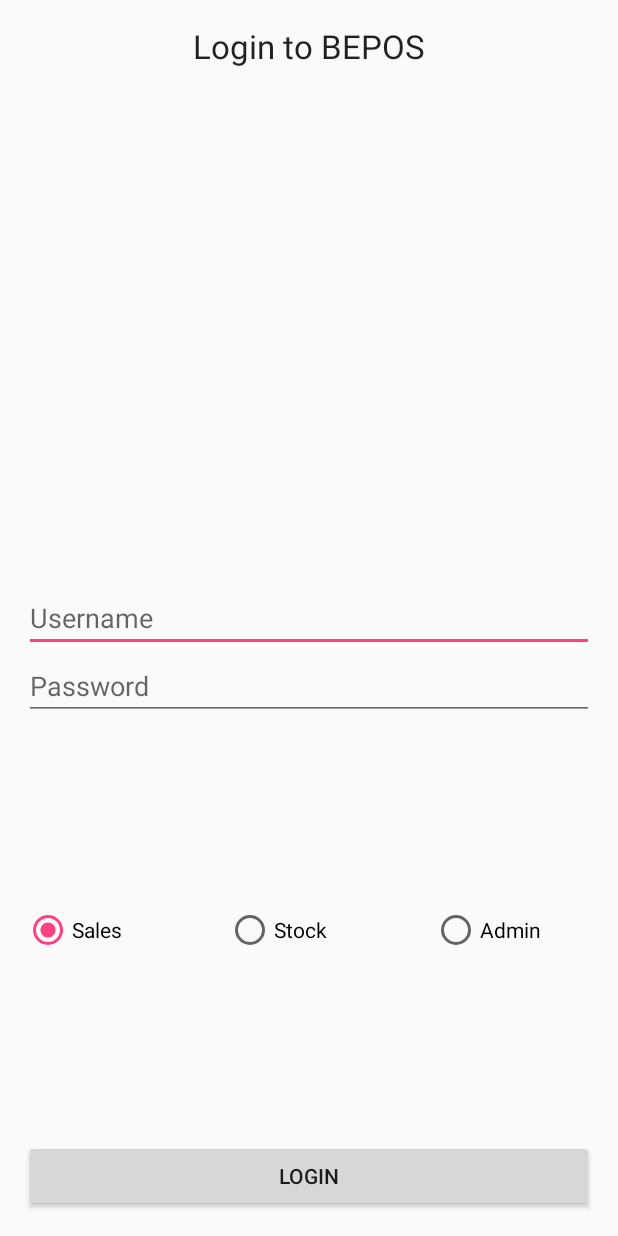
After one commit to mattr51/BookEPOS, an Android app: the layout login.xml on its own in the app's theme, with its tools: preview values and no code run, on a phone screen of 412 x 824 dp. The commit adds this screen. Run offline under Robolectric (Android 15) with nearby library versions, the phone set to English and light mode, and no system bars.

Commit message:
added login screen basic

```diff
--- /dev/null
+++ b/app/src/main/res/layout/login.xml
@@ -0,0 +1,97 @@
+<?xml version="1.0" encoding="utf-8"?>
+<RelativeLayout xmlns:android="http://schemas.android.com/apk/res/android"
+    xmlns:tools="http://schemas.android.com/tools" android:layout_width="match_parent"
+    android:layout_height="match_parent" android:paddingLeft="@dimen/activity_horizontal_margin"
+    android:paddingRight="@dimen/activity_horizontal_margin"
+    android:paddingTop="@dimen/activity_vertical_margin"
+    android:paddingBottom="@dimen/activity_vertical_margin" tools:context=".Main">
+
+    <RadioGroup
+        android:layout_width="match_parent"
+        android:layout_height="match_parent"
+        android:layout_below="@+id/main_password"
+        android:orientation="horizontal"
+        android:layout_alignParentRight="true"
+        android:layout_alignParentEnd="true"
+        android:layout_above="@+id/main_login"
+        android:weightSum="1">
+
+        <RadioButton
+            android:layout_width="wrap_content"
+            android:layout_height="wrap_content"
+            android:text="Sales"
+            android:id="@+id/radioSales"
+            android:layout_gravity="center|left"
+            android:layout_above="@+id/main_login"
+            android:checked="true"
+        android:layout_weight="0.4" />
+
+
+        <RadioButton
+            android:layout_width="wrap_content"
+            android:layout_height="wrap_content"
+            android:text="Stock"
+            android:id="@+id/radioStock"
+            android:layout_above="@+id/main_login"
+            android:checked="false"
+            android:layout_gravity="center|right"
+            android:layout_weight="0.4" />
+
+        <RadioButton
+            android:layout_width="wrap_content"
+            android:layout_height="wrap_content"
+            android:text="Admin"
+            android:id="@+id/radioAdmin"
+            android:layout_above="@+id/main_login"
+            android:checked="false"
+            android:layout_gravity="center"
+            android:layout_weight="0.4" />
+
+    </RadioGroup>
+
+    <TextView
+        android:layout_width="wrap_content"
+        android:layout_height="wrap_content"
+        android:textAppearance="?android:attr/textAppearanceLarge"
+        android:text="Login to BEPOS"
+        android:id="@+id/textview"
+        android:layout_alignParentTop="true"
+        android:layout_centerHorizontal="true" />
+
+    <EditText
+        android:layout_width="wrap_content"
+        android:layout_height="wrap_content"
+        android:id="@+id/main_name"
+        android:hint="Username"
+        android:layout_centerVertical="true"
+        android:layout_alignParentLeft="true"
+        android:layout_alignParentStart="true"
+        android:layout_alignParentRight="true"
+        android:layout_alignParentEnd="true" />
+
+    <EditText
+        android:layout_width="wrap_content"
+        android:layout_height="wrap_content"
+        android:inputType="textPassword"
+        android:ems="10"
+        android:id="@+id/main_password"
+        android:hint="Password"
+        android:layout_below="@+id/main_name"
+        android:layout_alignParentLeft="true"
+        android:layout_alignParentStart="true"
+        android:layout_alignParentRight="true"
+        android:layout_alignParentEnd="true" />
+
+    <Button
+        android:onClick="main_login"
+        android:layout_width="wrap_content"
+        android:layout_height="wrap_content"
+        android:text="Login"
+        android:id="@+id/main_login"
+        android:layout_alignParentBottom="true"
+        android:layout_alignParentLeft="true"
+        android:layout_alignParentStart="true"
+        android:layout_alignParentRight="true"
+        android:layout_alignParentEnd="true" />
+
+</RelativeLayout>
```
Also changed, not shown: app/src/main/java/uk/ac/qub/bookepos/Login.java (added, +97 -0 lines), app/src/main/res/layout/activity_book_detail.xml (+8 -0 lines).
